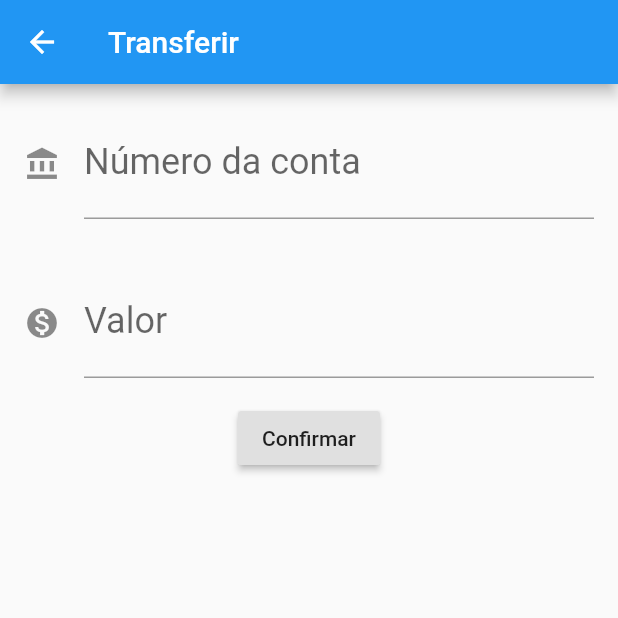
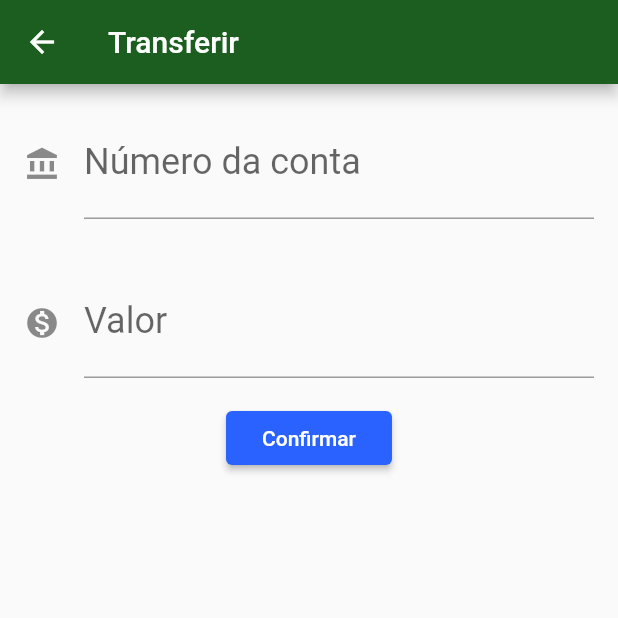
Before and after one commit to busatoju/Bytebank, a Flutter app: the screen it shows after launch, after a tap on the "add" icon, on a phone screen of 412 x 824 dp, the top half of it. Run offline on Flutter 3.47's test engine with Material 2 defaults, Android fonts, the phone set to English and light mode, and no system bars.

Commit message:
Cor tema do projeto alterada

```diff
--- a/lib/main.dart
+++ b/lib/main.dart
@@ -38,14 +38,18 @@ class TransferListState extends State<TransferList> {
           future.then((transferReceived) {
             debugPrint('Chegou no then do Future');
             debugPrint('$transferReceived');
-          debugPrint('Teste');
+            Future.delayed(Duration(seconds: 1), () {
+              if (transferReceived != null) {
                 widget._transfer.add(transferReceived);
                 setState(() {
 
                 });
+              }
             });
           },
-      ),
+          );
+        }
+        )
     );
   }
 }
@@ -78,35 +82,50 @@ class Transfer {
     return 'Transfer{value: $value, numberAccount: $numberAccount}';
   }
 }
-class TransferForm extends StatelessWidget {
+class TransferForm extends StatefulWidget {
   final TextEditingController _controllerNumberAccount =
   TextEditingController();
   final TextEditingController _controllerValue =
   TextEditingController();
 
+
+  @override
+  State<StatefulWidget> createState() {
+    // TODO: implement createState
+    return TransferFormState();
+  }
+
+}
+class TransferFormState extends State<TransferForm> {
   @override
   Widget build(BuildContext context) {
     return Scaffold(
       appBar: AppBar(
           title: Text('Transferir')),
-      body: Column(
+      body: SingleChildScrollView(
+        child: Column(
           children: <Widget>[
-          Editor(controller: _controllerNumberAccount, tip: '0000000', label: 'Número da conta', icon: Icons.account_balance),
-          Editor(controller: _controllerValue, tip: '0.00' , label: 'Valor', icon: Icons.monetization_on),
+            Editor(controller: widget._controllerNumberAccount,
+                tip: '0000000',
+                label: 'Número da conta',
+                icon: Icons.account_balance),
+            Editor(controller: widget._controllerValue,
+                tip: '0.00',
+                label: 'Valor',
+                icon: Icons.monetization_on),
 
             RaisedButton(
                 child: Text('Confirmar'),
                 onPressed: () {
-                _createTransfer(_controllerNumberAccount, _controllerValue, context);
-
+                  _createTransfer(
+                      widget._controllerNumberAccount, widget._controllerValue, context);
                 }
             ),
           ],
         ),
+      ),
     );
-
   }
-
 }
 class Editor extends StatelessWidget {
   final TextEditingController controller;
@@ -142,10 +161,14 @@ class BytebankApp extends StatelessWidget{
   Widget build(BuildContext context) {
     // TODO: implement build
     return MaterialApp(
-      home: Scaffold(
-        body: TransferList(),
+      theme: ThemeData(primaryColor: Colors.green[900],
+      accentColor: Colors.blue[700],
+      buttonTheme: ButtonThemeData(buttonColor: Colors.blueAccent[700],
+      textTheme: ButtonTextTheme.primary)
       ),
-    );
+
+
+      home:  TransferList());
   }
 }
 
```
Lines whose indentation alone changed are shown as unchanged.
